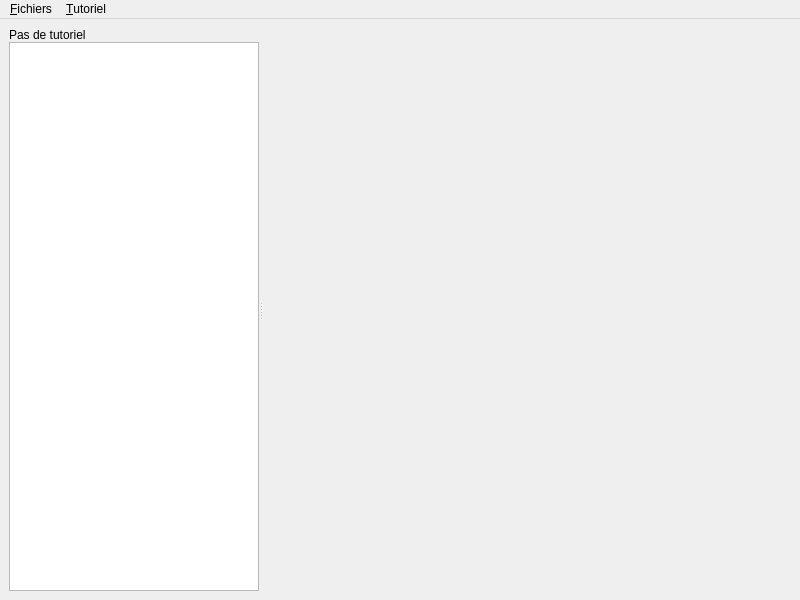
First picture: the form in assets/ui/main.ui, repository Luthaf/Zested, before the edit.
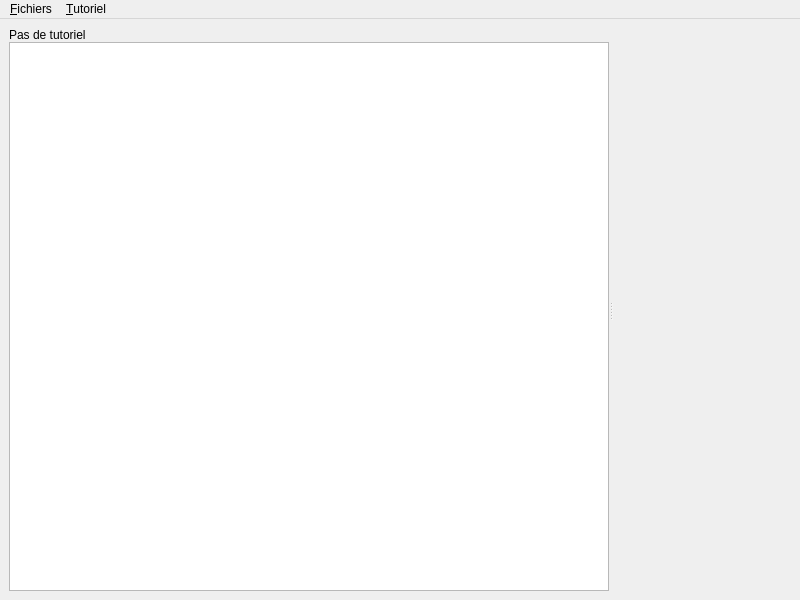
Second picture: the form after the edit.

Commit message: Allow for a bigger tutorial tree widget width

What changed in the file:
```diff
--- a/assets/ui/main.ui
+++ b/assets/ui/main.ui
@@ -29,7 +29,7 @@
        </property>
        <property name="maximumSize">
         <size>
-         <width>250</width>
+         <width>600</width>
          <height>16777215</height>
         </size>
        </property>
```
The commit also changes 1 other file.
